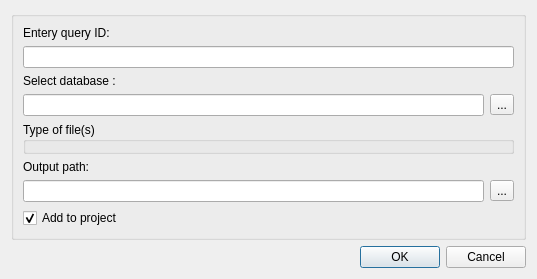
Qt form src/plugins/external_tool_support/src/ui/BlastDBCmdDialog.ui (violethaze74/ugene) before a commit.
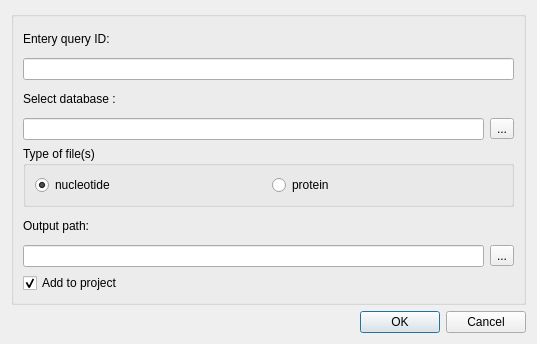
The same form after that commit.

Commit message: UGENE-3212 BLAST+ query db dialog has invalid layout

```diff
--- a/src/plugins/external_tool_support/src/ui/BlastDBCmdDialog.ui
+++ b/src/plugins/external_tool_support/src/ui/BlastDBCmdDialog.ui
@@ -7,7 +7,7 @@
     <x>0</x>
     <y>0</y>
     <width>537</width>
-    <height>279</height>
+    <height>344</height>
    </rect>
   </property>
   <property name="minimumSize">
@@ -26,12 +26,18 @@
    <string>Fetch Sequence from BLAST Database</string>
   </property>
   <layout class="QVBoxLayout" name="verticalLayout">
+   <property name="sizeConstraint">
+    <enum>QLayout::SetMinAndMaxSize</enum>
+   </property>
    <item>
     <widget class="QGroupBox" name="inputData">
      <property name="title">
       <string/>
      </property>
      <layout class="QVBoxLayout" name="verticalLayout_2">
+      <property name="sizeConstraint">
+       <enum>QLayout::SetMinAndMaxSize</enum>
+      </property>
       <item>
        <widget class="QLabel" name="label">
         <property name="text">
```
